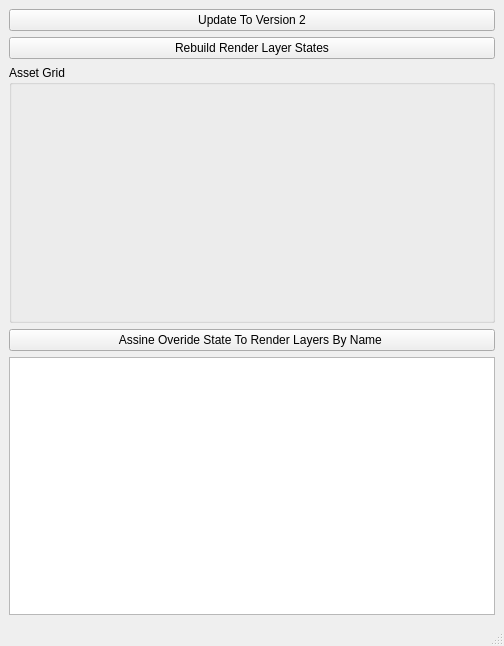
Mayaenite/Maya, file Scripts/Tools/Vray_Scene_States_Manager/Vray_Scene_State_Viewer.ui: the form before one commit.
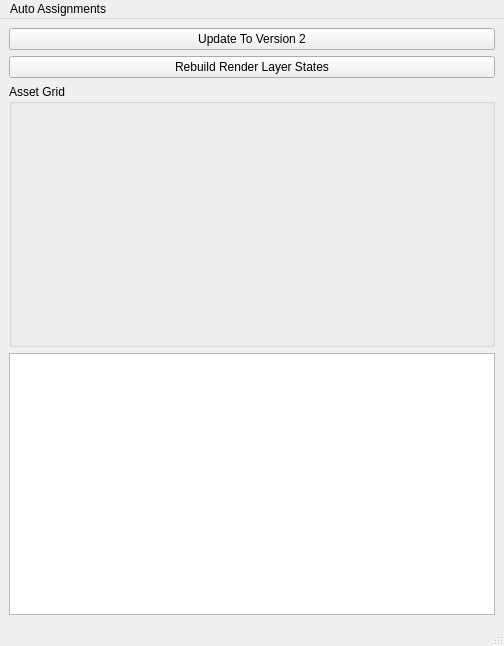
The form after the commit. Custom widgets are drawn as their Qt base class.

Commit message: converted button into menu item

Diff of the .ui file:
```diff
--- a/Scripts/Tools/Vray_Scene_States_Manager/Vray_Scene_State_Viewer.ui
+++ b/Scripts/Tools/Vray_Scene_States_Manager/Vray_Scene_State_Viewer.ui
@@ -60,13 +60,6 @@
       </layout>
      </widget>
     </item>
-    <item>
-     <widget class="QPushButton" name="pushButton">
-      <property name="text">
-       <string>Assine Overide State To Render Layers By Name </string>
-      </property>
-     </widget>
-    </item>
     <item>
      <widget class="Asset_Tree_View" name="entity_tree_view">
       <property name="editTriggers">
@@ -85,6 +78,13 @@
      <height>26</height>
     </rect>
    </property>
+   <widget class="QMenu" name="menuAuto_Assignments">
+    <property name="title">
+     <string>Auto Assignments</string>
+    </property>
+    <addaction name="actionSet_State_By_Name"/>
+   </widget>
+   <addaction name="menuAuto_Assignments"/>
   </widget>
   <widget class="QStatusBar" name="statusbar"/>
  </widget>
```
Left out of the diff: 17 changed lines with no effect on the pictures.
